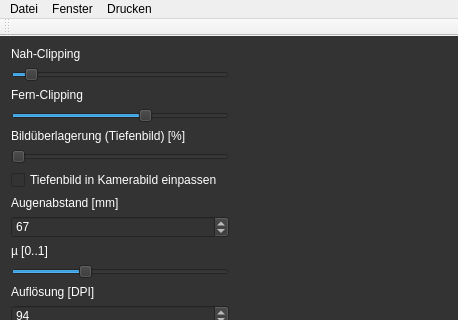
Above: mainwindow.ui from 607011/bineqt before the change; both pictures show x 0 to 458 and y 0 to 320 of the 458 by 568 pixel window. Below: the same form after it.
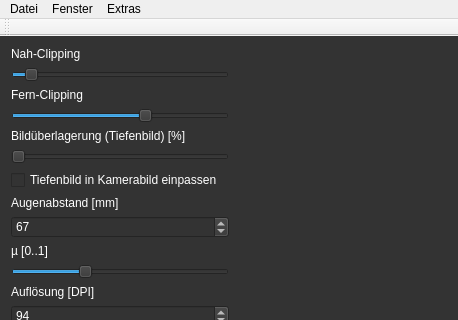
That is the form after the change.

Diff of the .ui file:
```diff
--- a/mainwindow.ui
+++ b/mainwindow.ui
@@ -370,15 +370,15 @@
     </property>
     <addaction name="actionDetachStereogram"/>
    </widget>
-   <widget class="QMenu" name="menuPrint">
+   <widget class="QMenu" name="menuExtras">
     <property name="title">
-     <string>Drucken</string>
+     <string>Extras</string>
     </property>
     <addaction name="actionPrintAutostereogram"/>
    </widget>
    <addaction name="menu_File"/>
    <addaction name="menuWindow"/>
-   <addaction name="menuPrint"/>
+   <addaction name="menuExtras"/>
   </widget>
   <widget class="QToolBar" name="mainToolBar">
    <attribute name="toolBarArea">
```
Left out of the diff: 8 changed lines with no effect on the pictures.
